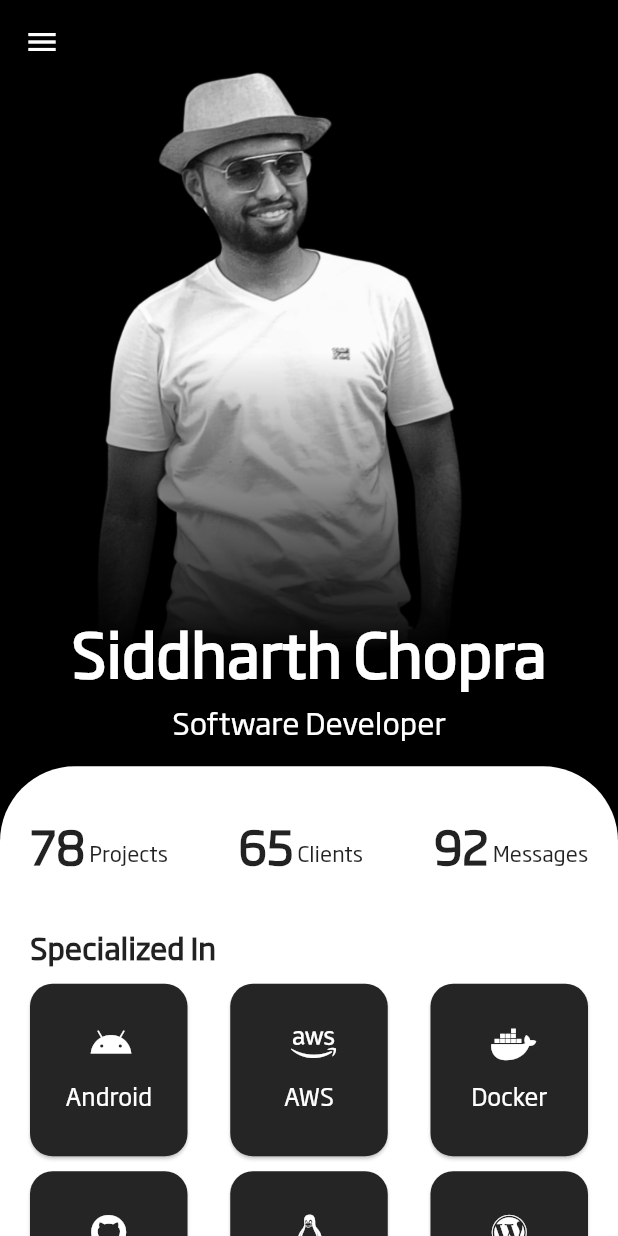
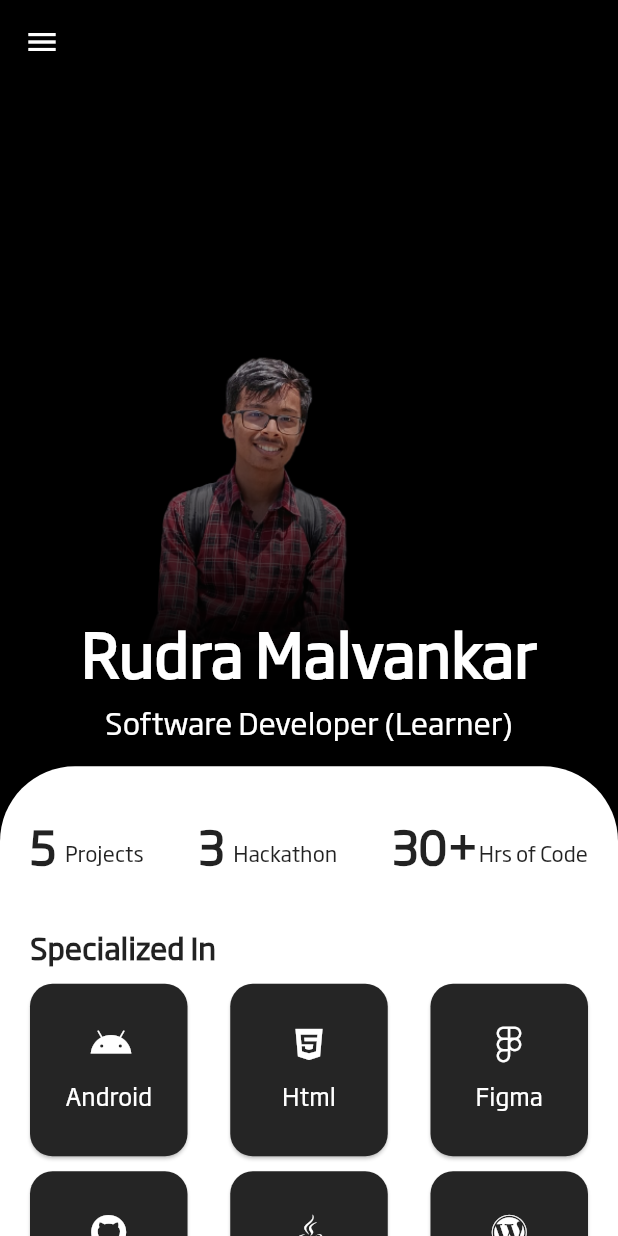
Before and after one commit to snapsid/portfolio-app, a Flutter app: the screen it shows after launch, on a phone screen of 412 x 824 dp. Run offline on Flutter 3.47's test engine with Material 2 defaults, Android fonts, the phone set to English and light mode, and no system bars; drawn by our look-alikes of sliding_sheet; our stand-ins replace font_awesome_flutter, wtf_sliding_sheet.

Commit message:
first Commit

```diff
--- a/lib/home.dart
+++ b/lib/home.dart
@@ -1,6 +1,6 @@
 import 'package:flutter/material.dart';
 import 'package:font_awesome_flutter/font_awesome_flutter.dart';
-import 'package:sliding_sheet/sliding_sheet.dart';
+import 'package:wtf_sliding_sheet/wtf_sliding_sheet.dart';
 
 class MyHome extends StatefulWidget {
   const MyHome({Key? key}) : super(key: key);
@@ -10,20 +10,21 @@ class MyHome extends StatefulWidget {
 }
 
 class _MyHomeState extends State<MyHome> {
+  // ignore: avoid_types_as_parameter_names
   aboutAchivements(num, type) {
     return Row(
       children: [
         Text(num,
-            style: TextStyle(
+            style: const TextStyle(
               fontSize: 30,
               fontWeight: FontWeight.bold,
               fontFamily: "Soho",
             )),
         Container(
-            margin: EdgeInsets.only(top: 10),
+            margin: const EdgeInsets.only(top: 10),
             child: Text(
               type,
-              style: TextStyle(
+              style: const TextStyle(
                 fontFamily: "Soho",
               ),
             ))
@@ -32,14 +33,13 @@ class _MyHomeState extends State<MyHome> {
   }
 
   mySpec(icon, text) {
-    return Container(
+    return SizedBox(
       child: Card(
-        margin: EdgeInsets.all(0),
-        color: Color(0xff252525),
+        margin: const EdgeInsets.all(0),
+        color: const Color(0xff252525),
         shape: RoundedRectangleBorder(
           borderRadius: BorderRadius.circular(15),
         ),
-        child: Container(
         child: Column(
           mainAxisAlignment: MainAxisAlignment.center,
           children: [
@@ -47,7 +47,7 @@ class _MyHomeState extends State<MyHome> {
               icon,
               color: Colors.white,
             ),
-              SizedBox(
+            const SizedBox(
               height: 10,
             ),
             Text(
@@ -56,7 +56,6 @@ class _MyHomeState extends State<MyHome> {
                   fontSize: 16, fontFamily: "Soho", color: Colors.white),
             ),
           ],
-          ),
         ),
       ),
       height: 115,
@@ -73,18 +72,18 @@ class _MyHomeState extends State<MyHome> {
         elevation: 0,
         backgroundColor: Colors.transparent,
         leading: PopupMenuButton(
-            color: Colors.black,
+            color: Colors.white,
             shape: RoundedRectangleBorder(
               borderRadius: BorderRadius.circular(7),
             ),
-            icon: Icon(Icons.menu),
+            icon: const Icon(Icons.menu),
             itemBuilder: (context) => [
                   PopupMenuItem(
                     child: TextButton(
-                        child: Text(
+                        child: const Text(
                           'Projects',
                           style: TextStyle(
-                            color: Colors.white,
+                            color: Colors.black,
                           ),
                         ),
                         onPressed: () {
@@ -94,15 +93,15 @@ class _MyHomeState extends State<MyHome> {
                   ),
                   PopupMenuItem(
                     child: TextButton(
-                        child: Text(
+                        child: const Text(
                           'About Me',
-                          style: TextStyle(color: Colors.white),
+                          style: TextStyle(color: Colors.black),
                         ),
                         onPressed: () {
                           Navigator.pushNamed(context, '/about');
                         }),
                     value: 2,
-                  )
+                  ),
                 ]),
       ),
 
@@ -120,19 +119,17 @@ class _MyHomeState extends State<MyHome> {
         ),
         // The body widget will be displayed under the SlidingSheet
         // and a parallax effect can be applied to it.
-        body: Container(
-          child: Stack(
+        body: Stack(
           children: [
             Container(
-                margin: EdgeInsets.only(top: 35),
+              margin: const EdgeInsets.only(top: 35),
               child: ShaderMask(
                 shaderCallback: (rect) {
-                    return LinearGradient(
+                  return const LinearGradient(
                     begin: Alignment.center,
                     end: Alignment.bottomCenter,
                     colors: [Colors.black, Colors.transparent],
-                    ).createShader(
-                        Rect.fromLTRB(0, 0, rect.width, rect.height));
+                  ).createShader(Rect.fromLTRB(0, 0, rect.width, rect.height));
                 },
                 blendMode: BlendMode.dstIn,
                 child: Image.asset(
@@ -146,9 +143,9 @@ class _MyHomeState extends State<MyHome> {
               alignment: Alignment.center,
               margin: EdgeInsets.only(
                   top: MediaQuery.of(context).size.height * 0.49),
-                child: Column(
+              child: const Column(
                 children: [
-                    Text('Siddharth Chopra',
+                  Text('Rudra Malvankar',
                       style: TextStyle(
                           fontFamily: "Soho",
                           color: Colors.white,
@@ -158,38 +155,34 @@ class _MyHomeState extends State<MyHome> {
                     height: 2,
                   ),
                   Text(
-                      'Software Developer',
+                    'Software Developer (Learner)',
                     style: TextStyle(
-                          color: Colors.white,
-                          fontFamily: "Soho",
-                          fontSize: 20),
+                        color: Colors.white, fontFamily: "Soho", fontSize: 20),
                   ),
                 ],
               ),
             ),
           ],
         ),
-        ),
         builder: (context, state) {
           // This is the content of the sheet that will get
           // scrolled, if the content is bigger than the available
           // height of the sheet.
           return Container(
-            margin: EdgeInsets.only(left: 20, top: 30, right: 20),
+            margin: const EdgeInsets.only(left: 20, top: 30, right: 20),
             height: 500,
-            child: Container(
             child: Column(
               crossAxisAlignment: CrossAxisAlignment.start,
               children: [
                 Row(
                   mainAxisAlignment: MainAxisAlignment.spaceBetween,
                   children: [
-                      aboutAchivements('78', ' Projects'),
-                      aboutAchivements('65', ' Clients'),
-                      aboutAchivements('92', ' Messages'),
+                    aboutAchivements('5 ', 'Projects'),
+                    aboutAchivements(' 3 ', 'Hackathon'),
+                    aboutAchivements(' 30+', 'Hrs of Code'),
                   ],
                 ),
-                  SizedBox(
+                const SizedBox(
                   height: 30,
                 ),
                 const Text(
@@ -199,7 +192,7 @@ class _MyHomeState extends State<MyHome> {
                       fontFamily: "Soho",
                       fontWeight: FontWeight.bold),
                 ),
-                  SizedBox(
+                const SizedBox(
                   height: 10,
                 ),
                 Column(
@@ -208,36 +201,35 @@ class _MyHomeState extends State<MyHome> {
                       mainAxisAlignment: MainAxisAlignment.spaceBetween,
                       children: [
                         mySpec(FontAwesomeIcons.android, 'Android'),
-                          mySpec(FontAwesomeIcons.aws, 'AWS'),
-                          mySpec(FontAwesomeIcons.docker, 'Docker'),
+                        mySpec(FontAwesomeIcons.html5, 'Html'),
+                        mySpec(FontAwesomeIcons.figma, 'Figma'),
                       ],
                     ),
-                      SizedBox(
+                    const SizedBox(
                       height: 10,
                     ),
                     Row(
                       mainAxisAlignment: MainAxisAlignment.spaceBetween,
                       children: [
                         mySpec(FontAwesomeIcons.github, 'GitHub'),
-                          mySpec(FontAwesomeIcons.linux, 'Linux'),
+                        mySpec(FontAwesomeIcons.java, 'Java'),
                         mySpec(FontAwesomeIcons.wordpress, 'WordPress'),
                       ],
                     ),
-                      SizedBox(
+                    const SizedBox(
                       height: 10,
                     ),
                     Row(
                       mainAxisAlignment: MainAxisAlignment.spaceBetween,
                       children: [
-                          mySpec(FontAwesomeIcons.appStoreIos, 'iOS'),
-                          mySpec(FontAwesomeIcons.terminal, 'Scripting'),
-                          mySpec(FontAwesomeIcons.gamepad, 'Game Dev'),
+                        mySpec(FontAwesomeIcons.googlePlay, 'Flutter'),
+                        mySpec(FontAwesomeIcons.code, 'Dart'),
+                        mySpec(FontAwesomeIcons.gamepad, 'Gamer'),
                       ],
                     ),
                   ],
                 )
               ],
-              ),
             ),
           );
         },
@@ -270,7 +262,7 @@ class _MyHomeState extends State<MyHome> {
       //             top: MediaQuery.of(context).size.height * 0.49),
       //         child: Column(
       //           children: [
-      //             Text('Siddharth Chopra',
+      //             Text('Rudra Malvankar',
       //                 style: TextStyle(color: Colors.white, fontSize: 40)),
       //             SizedBox(
       //               height: 10,
--- a/pubspec.yaml
+++ b/pubspec.yaml
@@ -34,7 +34,7 @@ dependencies:
   # The following adds the Cupertino Icons font to your application.
   # Use with the CupertinoIcons class for iOS style icons.
   cupertino_icons: ^1.0.2
-  sliding_sheet: ^0.5.2
+  wtf_sliding_sheet: ^1.0.0
   font_awesome_flutter: ^10.1.0
 
 dev_dependencies:
```
Also changed, not shown: lib/main.dart (+25 -28 lines), lib/projects.dart (+16 -16 lines), assests/bnw.png, assests/sid.png, pubspec.lock, 1 other file. Lines whose indentation alone changed are shown as unchanged.
